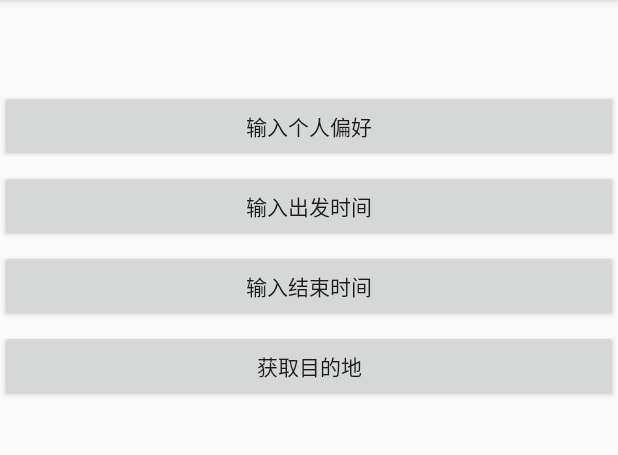
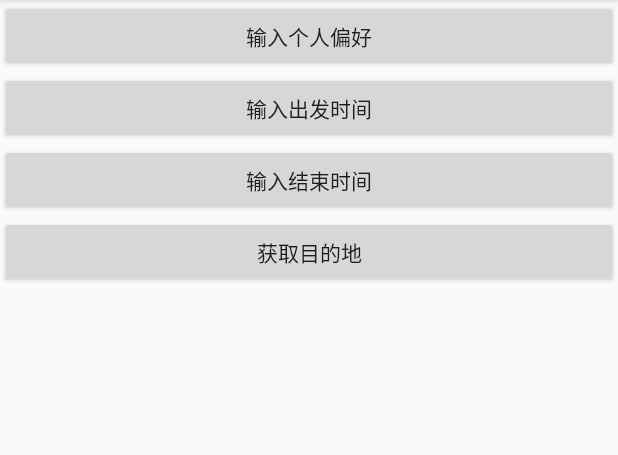
Before and after one commit to YJCgh/TravelD, an Android app: the MainActivity screen opened directly, with no data from a screen before it, on a phone screen of 412 x 824 dp, the part 84-539 px from its top. Run offline under Robolectric (Android 15) with nearby library versions, the phone set to English and light mode, and no system bars.

Commit message:
时间响应但程序崩崩溃

```diff
--- a/app/src/main/java/com/example/traveld/LoginActivity.java
+++ b/app/src/main/java/com/example/traveld/LoginActivity.java
@@ -1,5 +1,6 @@
 package com.example.traveld;
 
+import android.content.Intent;
 import android.os.Bundle;
 import android.support.v7.app.AppCompatActivity;
 import android.view.View;
@@ -35,7 +36,8 @@ public class LoginActivity extends AppCompatActivity implements View.OnClickList
                     /*Intent intent = new Intent(MainActivity.this,WorkActivity.class);
                     startActivity(intent);
                     finish();*/
-                    setContentView(R.layout.activity_main);
+                    Intent intent = new Intent("com.example.traveld.ACTION_START");
+                    startActivity(intent);
                 } else {
                     Toast.makeText(LoginActivity.this, "账户或密码错误", Toast.LENGTH_SHORT).show();
 
--- a/app/src/main/java/com/example/traveld/MainActivity.java
+++ b/app/src/main/java/com/example/traveld/MainActivity.java
@@ -1,6 +1,7 @@
 package com.example.traveld;
 
 import android.content.DialogInterface;
+import android.content.Intent;
 import android.support.v4.view.GravityCompat;
 import android.support.v4.widget.DrawerLayout;
 import android.support.v7.app.AlertDialog;
@@ -25,24 +26,23 @@ public class MainActivity extends AppCompatActivity implements View.OnClickListe
 
     private AlertDialog alertDialog; //多选框
 
-    private Button getPerInf;
-    private Button getStartTime;
-    private Button getEndTime;
-    private Button getAimLocation;
+
 
     @Override
     protected void onCreate(Bundle savedInstanceState) {
         super.onCreate(savedInstanceState);
         setContentView(R.layout.activity_main);
 
-        getPerInf = (Button) findViewById(R.id.getPersonalInf);
+        Button getPerInf = (Button) findViewById(R.id.getPersonalInf);
         getPerInf.setOnClickListener(this);
-        getStartTime = (Button) findViewById(R.id.getStartTime);
+        Button getStartTime = (Button) findViewById(R.id.getStartTime);
         getStartTime.setOnClickListener(this);
-        getEndTime = (Button) findViewById(R.id.getEndTime);
+        Button getEndTime = (Button) findViewById(R.id.getEndTime);
         getEndTime.setOnClickListener(this);
-        getAimLocation = (Button) findViewById(R.id.getAimLocation);
+        Button getAimLocation = (Button) findViewById(R.id.getAimLocation);
         getAimLocation.setOnClickListener(this);
+
+
 
     }
 
@@ -54,12 +54,17 @@ public class MainActivity extends AppCompatActivity implements View.OnClickListe
                 Toast.makeText(this,"获取个人偏好",Toast.LENGTH_SHORT).show();
 
                 //alertDialog.show();
+                break;
             case R.id.getStartTime:
-                setContentView(R.layout.data_choose_main);
+                Intent intent = new Intent(MainActivity.this, DatePickActivity.class);
+                startActivity(intent);
+                break;
             case R.id.getEndTime:
                 Toast.makeText(this,"获取结束时间",Toast.LENGTH_SHORT).show();
+                break;
             case R.id.getAimLocation:
                 Toast.makeText(this,"获取目的地城市",Toast.LENGTH_SHORT).show();
+                break;
         }
     }
 
--- a/app/src/main/res/layout/activity_main.xml
+++ b/app/src/main/res/layout/activity_main.xml
@@ -10,7 +10,6 @@
         android:id="@+id/getPersonalInf"
         android:layout_width="match_parent"
         android:layout_height="wrap_content"
-        android:layout_marginTop="60dp"
         android:text="输入个人偏好" />
 
 
@@ -18,22 +17,20 @@
         android:layout_width="match_parent"
         android:layout_height="wrap_content"
         android:id="@+id/getStartTime"
-        android:layout_marginTop="5dp"
         android:text="输入出发时间"/>
 
     <Button
         android:layout_width="match_parent"
         android:layout_height="wrap_content"
         android:id="@+id/getEndTime"
-        android:layout_marginTop="5dp"
         android:text="输入结束时间"/>
 
     <Button
         android:layout_width="match_parent"
         android:layout_height="wrap_content"
-        android:layout_marginTop="5dp"
         android:id="@+id/getAimLocation"
-        android:text="获取目的地"
-        />
+        android:text="获取目的地" />
+
+
 
 </LinearLayout>
```
Also changed, not shown: app/src/main/AndroidManifest.xml (+9 -0 lines), app/src/main/java/com/example/traveld/DatePickActivity.java (added, +97 -0 lines).
